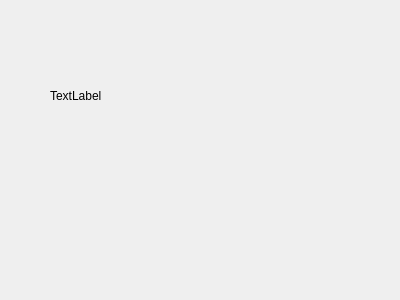
First picture: the form in bank-automat/studentdata.ui, repository tvt25spo-bank/group_x, before the edit.
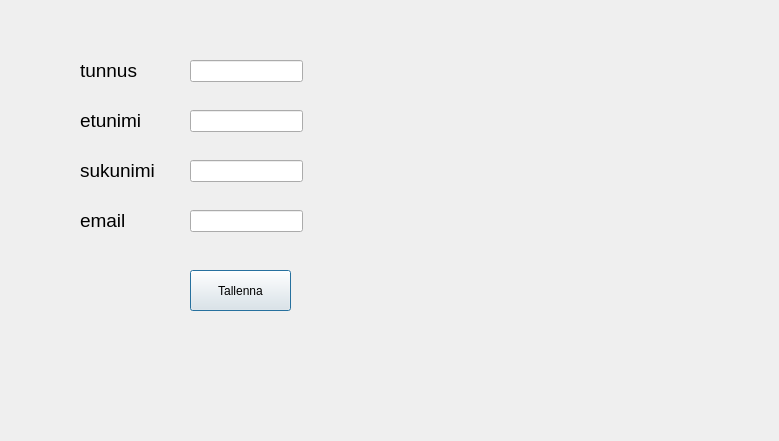
Second picture: the form after the edit.

```diff
--- a/bank-automat/studentdata.ui
+++ b/bank-automat/studentdata.ui
@@ -6,8 +6,8 @@
    <rect>
     <x>0</x>
     <y>0</y>
-    <width>400</width>
-    <height>300</height>
+    <width>779</width>
+    <height>441</height>
    </rect>
   </property>
   <property name="windowTitle">
@@ -16,14 +16,129 @@
   <widget class="QLabel" name="labelData">
    <property name="geometry">
     <rect>
-     <x>50</x>
-     <y>40</y>
-     <width>271</width>
-     <height>111</height>
+     <x>80</x>
+     <y>50</y>
+     <width>101</width>
+     <height>41</height>
     </rect>
    </property>
+   <property name="font">
+    <font>
+     <pointsize>14</pointsize>
+    </font>
+   </property>
    <property name="text">
-    <string>TextLabel</string>
+    <string>tunnus</string>
+   </property>
+  </widget>
+  <widget class="QLabel" name="label_4">
+   <property name="geometry">
+    <rect>
+     <x>80</x>
+     <y>100</y>
+     <width>101</width>
+     <height>41</height>
+    </rect>
+   </property>
+   <property name="font">
+    <font>
+     <pointsize>14</pointsize>
+    </font>
+   </property>
+   <property name="text">
+    <string>etunimi</string>
+   </property>
+  </widget>
+  <widget class="QLabel" name="label_6">
+   <property name="geometry">
+    <rect>
+     <x>80</x>
+     <y>150</y>
+     <width>101</width>
+     <height>41</height>
+    </rect>
+   </property>
+   <property name="font">
+    <font>
+     <pointsize>14</pointsize>
+    </font>
+   </property>
+   <property name="text">
+    <string>sukunimi</string>
+   </property>
+  </widget>
+  <widget class="QLabel" name="label_7">
+   <property name="geometry">
+    <rect>
+     <x>80</x>
+     <y>200</y>
+     <width>101</width>
+     <height>41</height>
+    </rect>
+   </property>
+   <property name="font">
+    <font>
+     <pointsize>14</pointsize>
+    </font>
+   </property>
+   <property name="text">
+    <string>email</string>
+   </property>
+  </widget>
+  <widget class="QLineEdit" name="textUsername">
+   <property name="geometry">
+    <rect>
+     <x>190</x>
+     <y>60</y>
+     <width>113</width>
+     <height>22</height>
+    </rect>
+   </property>
+  </widget>
+  <widget class="QLineEdit" name="textFname">
+   <property name="geometry">
+    <rect>
+     <x>190</x>
+     <y>110</y>
+     <width>113</width>
+     <height>22</height>
+    </rect>
+   </property>
+   <property name="text">
+    <string> </string>
+   </property>
+  </widget>
+  <widget class="QLineEdit" name="textLname">
+   <property name="geometry">
+    <rect>
+     <x>190</x>
+     <y>160</y>
+     <width>113</width>
+     <height>22</height>
+    </rect>
+   </property>
+  </widget>
+  <widget class="QLineEdit" name="textEmail">
+   <property name="geometry">
+    <rect>
+     <x>190</x>
+     <y>210</y>
+     <width>113</width>
+     <height>22</height>
+    </rect>
+   </property>
+  </widget>
+  <widget class="QPushButton" name="btnSave">
+   <property name="geometry">
+    <rect>
+     <x>190</x>
+     <y>270</y>
+     <width>101</width>
+     <height>41</height>
+    </rect>
+   </property>
+   <property name="text">
+    <string>Tallenna</string>
    </property>
   </widget>
  </widget>
```
Left out of the diff: 2 changed lines with no effect on the pictures.
